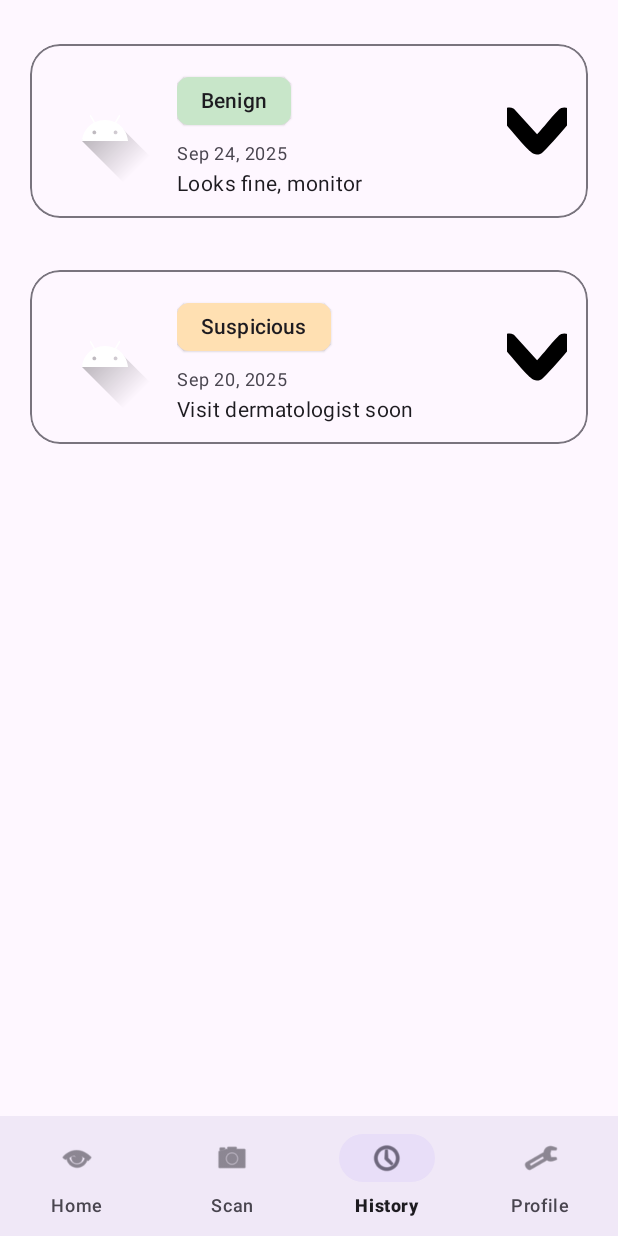
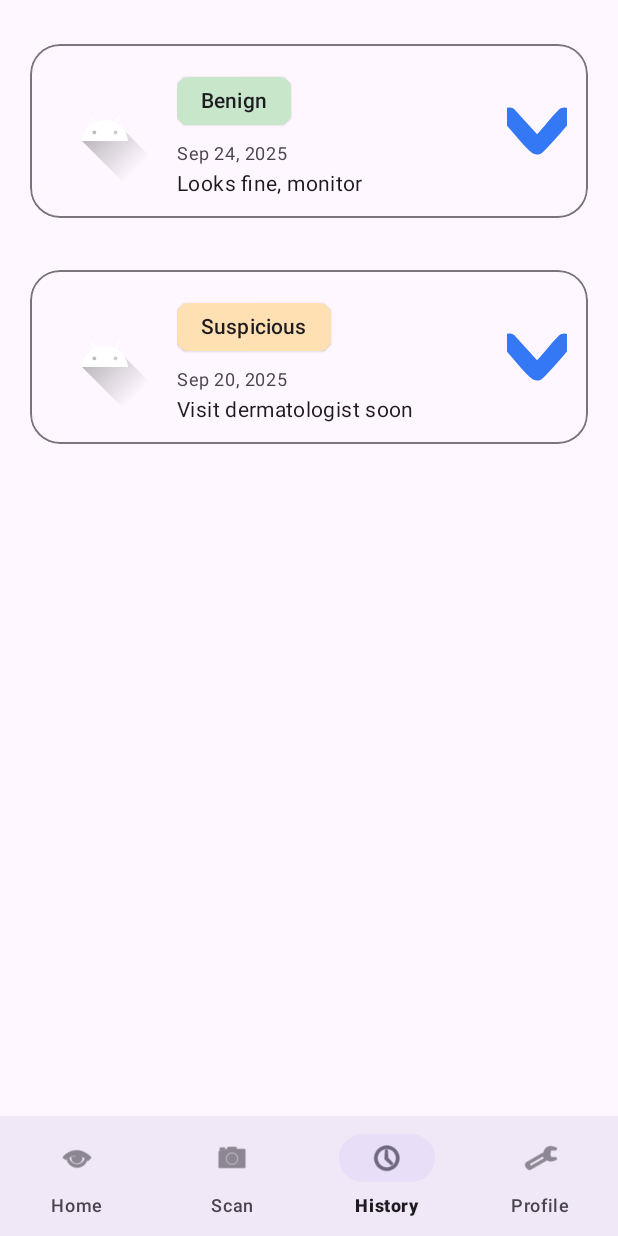
Before and after one commit to DarrylIsw/DermaHealth, an Android app: the screen it shows after launch (MainActivity), item 3 of the bottom bar chosen, on a phone screen of 412 x 824 dp. Run offline under Robolectric (Android 15) with nearby library versions, the phone set to English and light mode, and no system bars; libraries missing offline, so code that uses them is left out: androidx.camera.core, androidx.camera.lifecycle, androidx.camera.view, com.yalantis.ucrop.

Commit message:
Commit 5 - Change Button Color

```diff
--- a/app/src/main/res/layout/item_history.xml
+++ b/app/src/main/res/layout/item_history.xml
@@ -75,6 +75,7 @@
                 android:padding="8dp"
                 android:contentDescription="@string/cd_expand"
                 style="?attr/borderlessButtonStyle"
+                app:tint="#3478F6"
                 app:srcCompat="@drawable/ic_expand_more" />
         </LinearLayout>
 
```
